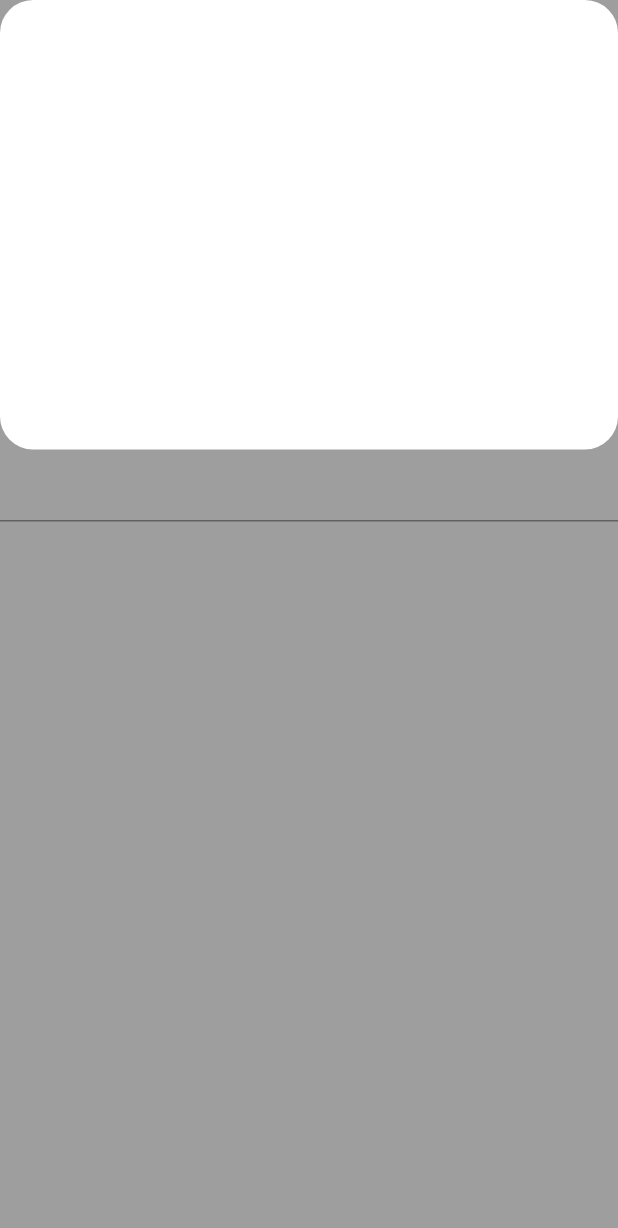
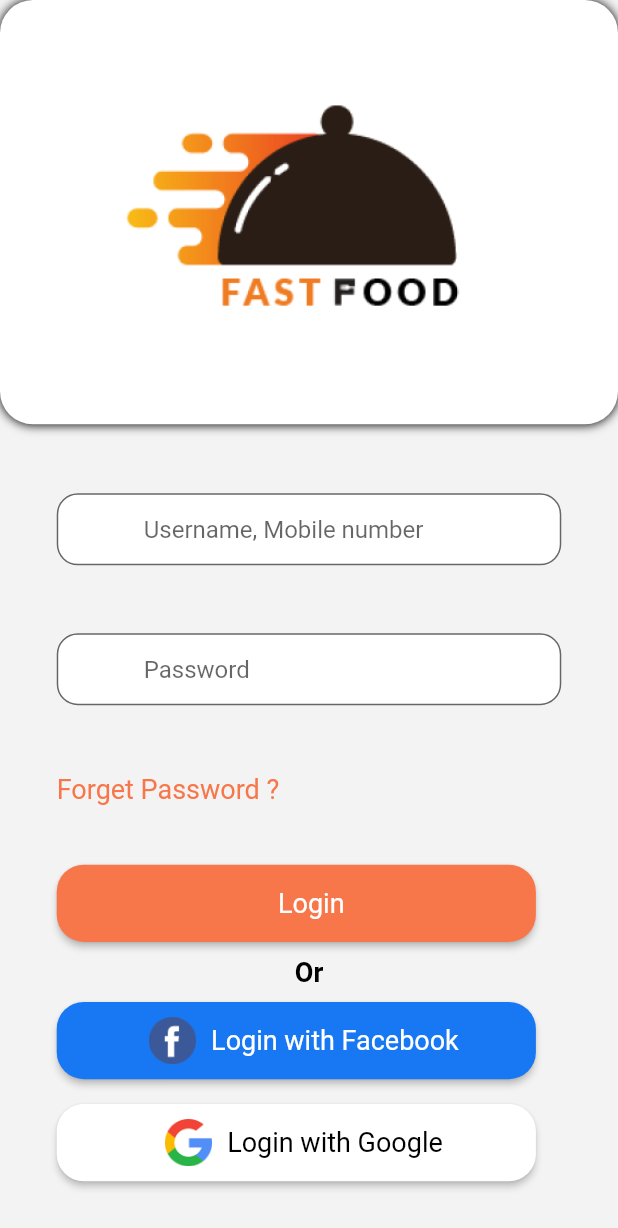
Before and after one commit to Brahm03/FastFood, a Flutter app: the screen it shows after launch, on a phone screen of 412 x 824 dp. Shown: the top 1228 px of the screen. Run offline on Flutter 3.47's test engine with Material 2 defaults, Android fonts, the phone set to English and light mode, and no system bars; our stand-ins replace flutter_svg.

Commit message:
Login page qoshildi

```diff
--- a/lib/core/components/Borderradius.dart
+++ b/lib/core/components/Borderradius.dart
@@ -4,6 +4,7 @@ import 'package:flutter/material.dart';
 class MyBorderRadiusConatiner {
   static  DecorationBorder({Color color = Colors.white}) {
     return BoxDecoration(
+        boxShadow: [BoxShadow(color: Colors.black, blurRadius: 5)],
         color: color,
         borderRadius: BorderRadius.circular(RadiusConst.Lare));
   }
--- a/lib/core/constants/constant.dart
+++ b/lib/core/constants/constant.dart
@@ -1,8 +1,14 @@
+import 'package:fastfood/core/components/Size_config.dart';
 import 'package:flutter/material.dart';
 import 'package:flutter_svg/svg.dart';
 
 class ColorConst {
   static const Color KprimaryColor = Colors.white;
+  static const Color TextColor = Colors.black;
+  static const Color TextInputColor = Color(0XFFFFFFFF);
+  static const Color BackGrounColor = Color(0XFFF3F3F3);
+  static const Color ButtonColor = Color(0xffF8774A);
+  static const Color ButtonColor2 = Color(0xff1877F2);
 }
 
 class Picconst {
@@ -12,6 +18,8 @@ class Picconst {
 
 class IconCons {
   static Image Logo = Image.asset('assets/icons/logo.png');
+  static Image Google = Image.asset('assets/icons/google.png');
+  static Image Facebook = Image.asset('assets/icons/facebook.png');
 }
 
 class RadiusConst {
@@ -28,6 +36,9 @@ class PaddingMarginConst {
   static const EdgeInsets Medium = EdgeInsets.all(18.0);
   static const EdgeInsets Large = EdgeInsets.all(22.0);
   static const EdgeInsets ExtraLarge = EdgeInsets.all(28.0);
+  static EdgeInsets Huge = EdgeInsets.symmetric(horizontal: getWidth(38));
+  static const EdgeInsets TextInputPadding =
+      EdgeInsets.symmetric(horizontal: 58);
 }
 
 class FontSize {
@@ -47,5 +58,4 @@ class FontweightConst {
   static const FontWeight w4 = FontWeight.w400;
   static const FontWeight w5 = FontWeight.w500;
   static const FontWeight w6 = FontWeight.w600;
-
 }
--- a/lib/screens/Registiration_Page.dart
+++ b/lib/screens/Registiration_Page.dart
@@ -1,36 +1,109 @@
 import 'package:fastfood/core/components/Borderradius.dart';
 import 'package:fastfood/core/components/Size_config.dart';
 import 'package:fastfood/core/constants/constant.dart';
+import 'package:fastfood/widgets/MyButton.dart';
+import 'package:fastfood/widgets/MyTextformField.dart';
+import 'package:fastfood/widgets/Mytext.dart';
 import 'package:flutter/material.dart';
 
-class Registiration_Page extends StatelessWidget {
+class Registiration_Page extends StatefulWidget {
   const Registiration_Page({Key? key}) : super(key: key);
 
+  @override
+  State<Registiration_Page> createState() => _Registiration_PageState();
+}
+
+class _Registiration_PageState extends State<Registiration_Page> {
+  final TextEditingController _usename_mobile = TextEditingController();
+  final TextEditingController _password = TextEditingController();
   @override
   Widget build(BuildContext context) {
     SizeConfig().init(context);
     return Scaffold(
-        backgroundColor: Colors.grey,
+        backgroundColor: ColorConst.BackGrounColor,
         body: Column(
           children: [
             Expanded(
               flex: 4,
               child: Container(
-                    decoration: MyBorderRadiusConatiner.DecorationBorder())),
+                decoration: MyBorderRadiusConatiner.DecorationBorder(),
+                child: Padding(
+                  padding: PaddingMarginConst.Medium,
+                  child: Column(children: [
+                    IconCons.Logo,
+                  ]),
+                ),
+              ),
+            ),
+            SizedBox(
+              height: getHeight(50),
+            ),
             Expanded(
               flex: 7,
               child: Column(
-                children: [Expanded(
+                  crossAxisAlignment: CrossAxisAlignment.start,
+                  children: [
+                    Expanded(
                       child: Form(
+                        child: Padding(
+                          padding: PaddingMarginConst.Huge,
                           child: Column(
+                            mainAxisAlignment: MainAxisAlignment.spaceBetween,
                             children: [
-                        TextFormField()
+                              MytextInput(validator: (text){},controller: _usename_mobile,text: 'Username, Mobile number'),
+                              MytextInput(validator: (text){},controller: _password,text: 'Password'),
+                              Padding(
+                                padding: const EdgeInsets.only(bottom: 40),
+                                child: Row(
+                                  crossAxisAlignment: CrossAxisAlignment.start,
+                                  children: [
+                                    Mytext.mytext(
+                                        text: 'Forget Password ?',
+                                        color: ColorConst.ButtonColor)
+                                  ],
+                                ),
+                              )
                             ],
                           ),
                         ),
                       ),
-                Expanded(child: Column())
-                 ] ),
+                    ),
+                    Expanded(
+                      flex: 1,
+                      child: Padding(
+                        padding: PaddingMarginConst.Huge,
+                        child: Column(
+                          mainAxisAlignment: MainAxisAlignment.spaceAround,
+                          crossAxisAlignment: CrossAxisAlignment.start,
+                          children: [
+                            const Mybutton(
+                                color: ColorConst.ButtonColor, text: 'Login'),
+                            SizedBox(
+                                height: 40,
+                                child: Center(
+                                  child: Mytext.mytext(
+                                      text: 'Or',
+                                      fontWeight: FontweightConst.w6,
+                                      color: ColorConst.TextColor),
+                                )),
+                             Mybutton(
+                                icon: IconCons.Facebook,
+                                color: ColorConst.ButtonColor2,
+                                text: 'Login with Facebook'),
+                            SizedBox(
+                              height: getHeight(18),
+                            ),
+                             Mybutton(
+                              icon: IconCons.Google,
+                              color: ColorConst.KprimaryColor,
+                              text: 'Login with Google',
+                              textColor: ColorConst.TextColor,
+                            ),
+                            SizedBox(height: 38)
+                          ]),
+                      ),
+                    )
+                  ]),
             )
           ],
         ));
--- /dev/null
+++ b/lib/widgets/MyButton.dart
@@ -0,0 +1,41 @@
+import 'package:fastfood/core/components/Size_config.dart';
+import 'package:fastfood/core/constants/constant.dart';
+import 'package:fastfood/widgets/Mytext.dart';
+import 'package:flutter/material.dart';
+
+class Mybutton extends StatelessWidget {
+  final Color color;
+  final String text;
+  final Widget icon;
+  final double width;
+  final double height;
+  final Color textColor;
+  const Mybutton(
+      {this.textColor= ColorConst.KprimaryColor,
+      required this.color,
+      this.height = 56,
+      this.width = 321,
+      required this.text,
+      this.icon = const SizedBox(),
+      Key? key})
+      : super(key: key);
+
+  @override
+  Widget build(BuildContext context) {
+    return ElevatedButton(
+        style: ElevatedButton.styleFrom(
+            shape: RoundedRectangleBorder(
+                borderRadius: BorderRadius.circular(RadiusConst.Medium)),
+            primary: color,
+            fixedSize: Size(getWidth(width), getHeight(height))),
+        onPressed: () {},
+        child: Row(
+          crossAxisAlignment: CrossAxisAlignment.center,
+          mainAxisAlignment: MainAxisAlignment.center,
+          children: [
+            Padding(padding: PaddingMarginConst.ExtraSmall, child: icon,),
+            Mytext.mytext(text: text, color: textColor)
+          ],
+        ));
+  }
+}
--- /dev/null
+++ b/lib/widgets/MyTextformField.dart
@@ -0,0 +1,27 @@
+import 'package:fastfood/core/constants/constant.dart';
+import 'package:flutter/material.dart';
+
+class MytextInput extends StatelessWidget {
+  final TextEditingController controller;
+  final String text;
+  final FormFieldValidator<String>? validator;
+  const MytextInput({required this.validator,required this.controller, required this.text, Key? key})
+      : super(key: key);
+
+  @override
+  Widget build(BuildContext context) {
+    return TextFormField(
+      controller: controller,
+      decoration: InputDecoration(
+        contentPadding: PaddingMarginConst.TextInputPadding,
+        hintText: text,
+        fillColor: ColorConst.TextInputColor,
+        filled: true,
+        border: OutlineInputBorder(
+          borderRadius: BorderRadius.circular(RadiusConst.Small),
+        ),
+      ),
+      validator: validator,
+    );
+  }
+}
```
Also changed, not shown: assets/icons/facebook.png (added), assets/icons/google.png (added). Lines whose indentation alone changed are shown as unchanged.
